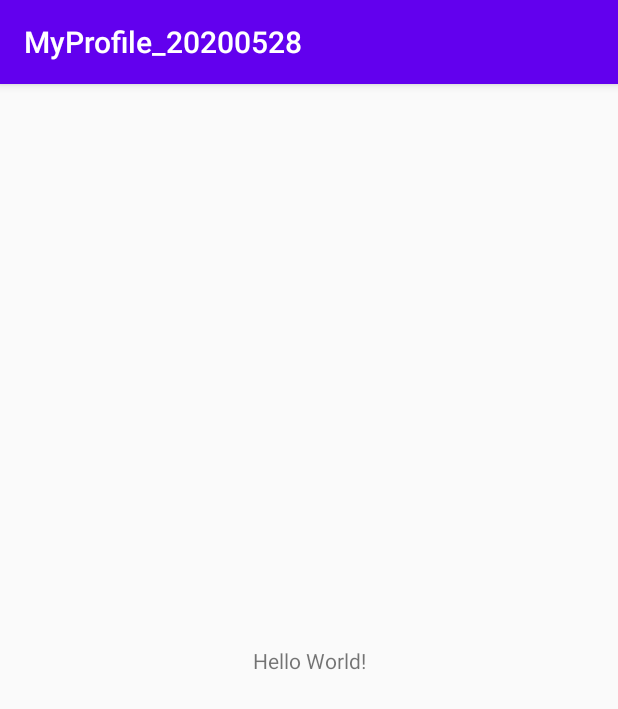
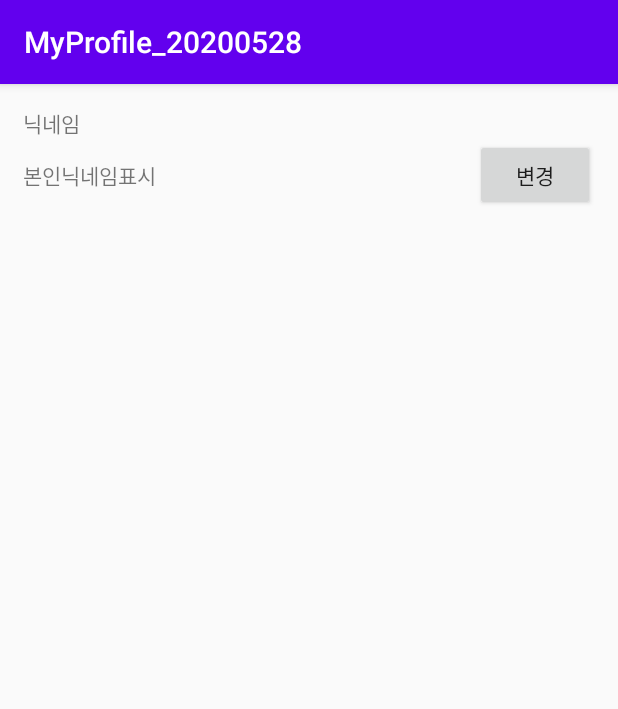
Before and after one commit to cho881020/MyProfile_20200528, an Android app: the screen it shows after launch (MainActivity), on a phone screen of 412 x 824 dp. Shown: the top 709 px of the screen. Run offline under Robolectric (Android 15) with nearby library versions, the phone set to English and light mode, and no system bars.

Commit message:
닉네임 변경 까지 그림

```diff
--- a/app/src/main/res/layout/activity_main.xml
+++ b/app/src/main/res/layout/activity_main.xml
@@ -1,18 +1,39 @@
 <?xml version="1.0" encoding="utf-8"?>
-<androidx.constraintlayout.widget.ConstraintLayout xmlns:android="http://schemas.android.com/apk/res/android"
+<LinearLayout xmlns:android="http://schemas.android.com/apk/res/android"
     xmlns:app="http://schemas.android.com/apk/res-auto"
     xmlns:tools="http://schemas.android.com/tools"
     android:layout_width="match_parent"
     android:layout_height="match_parent"
+    android:orientation="vertical"
+    android:padding="15dp"
     tools:context=".MainActivity">
 
     <TextView
         android:layout_width="wrap_content"
         android:layout_height="wrap_content"
-        android:text="Hello World!"
-        app:layout_constraintBottom_toBottomOf="parent"
-        app:layout_constraintLeft_toLeftOf="parent"
-        app:layout_constraintRight_toRightOf="parent"
-        app:layout_constraintTop_toTopOf="parent" />
+        android:text="닉네임" />
 
-</androidx.constraintlayout.widget.ConstraintLayout>
+    <LinearLayout
+        android:layout_width="match_parent"
+        android:layout_height="wrap_content"
+        android:orientation="horizontal"
+        android:gravity="center_vertical">
+
+        <TextView
+            android:layout_width="wrap_content"
+            android:layout_height="wrap_content"
+            android:text="본인닉네임표시"/>
+
+        <TextView
+            android:layout_width="0dp"
+            android:layout_height="wrap_content"
+            android:layout_weight="1" />
+
+        <Button
+            android:layout_width="80dp"
+            android:layout_height="wrap_content"
+            android:text="변경" />
+
+    </LinearLayout>
+
+</LinearLayout>
```
